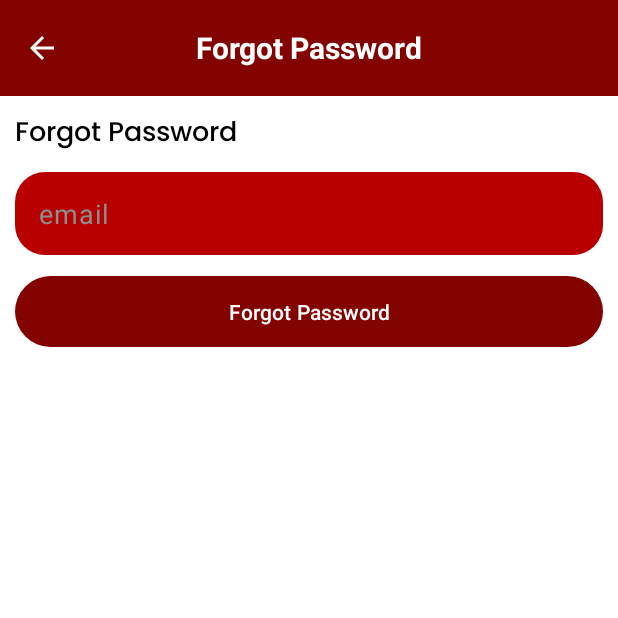
After one commit to PeleboyKulot03/Order-Track-Pro, an Android app: the ForgotPasswordActivity screen opened directly, with no data from a screen before it, on a phone screen of 412 x 824 dp, the top half of it. The commit adds this screen. Run offline under Robolectric (Android 15) with nearby library versions, the phone set to English and light mode, and no system bars; our stand-ins replace Firebase (no records; nobody signed in at launch, a user with empty details on screens opened directly).

Commit message:
added forgot password

```diff
--- /dev/null
+++ b/app/src/main/java/com/example/ordertrackpro/ui/controller/IForgotPassword.java
@@ -0,0 +1,6 @@
+package com.example.ordertrackpro.ui.controller;
+
+public interface IForgotPassword {
+    void hasUser(boolean verdict);
+    void isSend(boolean verdict, String errorMessage);
+}
--- /dev/null
+++ b/app/src/main/java/com/example/ordertrackpro/ui/view/ForgotPasswordActivity.java
@@ -0,0 +1,113 @@
+package com.example.ordertrackpro.ui.view;
+
+import android.os.Bundle;
+import android.os.Handler;
+import android.view.View;
+import android.view.animation.Animation;
+import android.view.animation.AnimationUtils;
+import android.view.inputmethod.InputMethodManager;
+import android.widget.Button;
+import android.widget.EditText;
+import android.widget.ImageView;
+import android.widget.ProgressBar;
+
+import androidx.appcompat.app.AlertDialog;
+import androidx.appcompat.app.AppCompatActivity;
+import androidx.appcompat.content.res.AppCompatResources;
+import androidx.appcompat.widget.Toolbar;
+import com.example.ordertrackpro.R;
+import com.example.ordertrackpro.ui.controller.IForgotPassword;
+
+import java.util.regex.Pattern;
+
+public class ForgotPasswordActivity extends AppCompatActivity implements IForgotPassword {
+    private static final Pattern VALID_EMAIL_ADDRESS_REGEX =
+            Pattern.compile("^[A-Z0-9._%+-]+@[A-Z0-9.-]+\\.[A-Z]{2,6}$", Pattern.CASE_INSENSITIVE);    private int counterNumber = 30;
+    private Button forgotPassword;
+    private EditText emailET;
+    private ForgotPasswordModel model;
+    private ProgressBar progressBar;
+    @Override
+    protected void onCreate(Bundle savedInstanceState) {
+        super.onCreate(savedInstanceState);
+        setContentView(R.layout.activity_forgot_password);
+        model = new ForgotPasswordModel(this);
+        forgotPassword = findViewById(R.id.forgotPassword);
+        emailET = findViewById(R.id.emailET);
+        progressBar = findViewById(R.id.progressBar);
+        Toolbar toolbar = findViewById(R.id.toolbar);
+        toolbar.setNavigationOnClickListener(v -> finish());
+        forgotPassword.setOnClickListener(view -> {
+            if (isCorrect()) {
+                progressBar.setVisibility(View.VISIBLE);
+                model.hasUser(emailET.getText().toString());
+            }
+        });
+    }
+
+    private void startCounter(){
+        Handler handler = new Handler();
+        handler.post(new Runnable() {
+            @Override
+            public void run() {
+                if (counterNumber == 0){
+                    forgotPassword.setBackgroundTintList(AppCompatResources.getColorStateList(getApplicationContext(), R.color.primary));
+                    forgotPassword.setEnabled(true);
+                    forgotPassword.setText(getString(R.string.forgot_password_prompt));
+                    counterNumber = 30;
+                    handler.removeCallbacks(this);
+                    return;
+                }
+                counterNumber--;
+                forgotPassword.setText(String.valueOf(counterNumber));
+                forgotPassword.setTextColor(getColor(R.color.white));
+                handler.removeCallbacks(this);
+                handler.postDelayed(this, 1000);
+            }
+        });
+    }
+
+    private boolean isCorrect() {
+        if (emailET.getText().toString().isEmpty()){
+            emailET.setError("Please add your email address first");
+            emailET.requestFocus();
+            return false;
+        }
+        if (!VALID_EMAIL_ADDRESS_REGEX.matcher(emailET.getText().toString()).matches()){
+            emailET.requestFocus();
+            emailET.setError("Please enter valid email address");
+            return false;
+        }
+        hideSoftKeyboard(emailET);
+        return true;
+    }
+    public void hideSoftKeyboard(View view){
+        InputMethodManager imm =(InputMethodManager) getSystemService(INPUT_METHOD_SERVICE);
+        imm.hideSoftInputFromWindow(view.getWindowToken(), 0);
+    }
+
+    @Override
+    public void hasUser(boolean verdict) {
+        progressBar.setVisibility(View.GONE);
+        if (verdict) {
+            model.sendEmail(emailET.getText().toString());
+            forgotPassword.setBackgroundTintList(AppCompatResources.getColorStateList(getApplicationContext(), R.color.black));
+            forgotPassword.setEnabled(false);
+            startCounter();
+            return;
+        }
+
+        AlertDialog.Builder builder = new AlertDialog.Builder(ForgotPasswordActivity.this);
+        builder.setTitle("Forgot password warning")
+                .setMessage("Sorry but there is no " + emailET.getText().toString() + " in our record, please double check if the provided email is correct.")
+                .setPositiveButton("Try again", (dialogInterface, i) -> dialogInterface.dismiss())
+                .create();
+
+        builder.show();
+    }
+
+    @Override
+    public void isSend(boolean verdict, String errorMessage) {
+
+    }
+}
--- /dev/null
+++ b/app/src/main/java/com/example/ordertrackpro/ui/view/ForgotPasswordModel.java
@@ -0,0 +1,57 @@
+package com.example.ordertrackpro.ui.view;
+
+import androidx.annotation.NonNull;
+
+import com.example.ordertrackpro.ui.controller.IForgotPassword;
+import com.google.firebase.auth.FirebaseAuth;
+import com.google.firebase.database.DataSnapshot;
+import com.google.firebase.database.DatabaseError;
+import com.google.firebase.database.DatabaseReference;
+import com.google.firebase.database.FirebaseDatabase;
+import com.google.firebase.database.ValueEventListener;
+
+public class ForgotPasswordModel {
+    private final DatabaseReference reference;
+    private final FirebaseAuth auth;
+    private IForgotPassword iForgotPassword;
+    public ForgotPasswordModel(IForgotPassword iForgotPassword) {
+        reference = FirebaseDatabase.getInstance().getReference("Employees");
+        auth = FirebaseAuth.getInstance();
+        this.iForgotPassword = iForgotPassword;
+    }
+
+    public void forgotPassword(String email) {
+        auth.sendPasswordResetEmail(email)
+                .addOnSuccessListener(unused -> iForgotPassword.isSend(true, ""))
+                .addOnFailureListener(e -> iForgotPassword.isSend(false, e.getLocalizedMessage()));
+    }
+    public void hasUser(String email) {
+        reference.addListenerForSingleValueEvent(new ValueEventListener() {
+            @Override
+            public void onDataChange(@NonNull DataSnapshot snapshot) {
+                for (DataSnapshot user: snapshot.getChildren()) {
+                    String usersEmail = user.child("email").getValue(String.class);
+                    if (usersEmail != null){
+                        if (usersEmail.equals(email)) {
+                            iForgotPassword.hasUser(true);
+                            return;
+                        }
+                    }
+                }
+                iForgotPassword.hasUser(false);
+            }
+
+            @Override
+            public void onCancelled(@NonNull DatabaseError error) {
+
+            }
+        });
+    }
+
+    public void sendEmail(String email) {
+        auth.sendPasswordResetEmail(email)
+                .addOnSuccessListener(unused -> iForgotPassword.isSend(true, ""))
+                .addOnFailureListener(e -> iForgotPassword.isSend(false, e.getLocalizedMessage()));
+
+    }
+}
--- a/app/src/main/java/com/example/ordertrackpro/ui/view/LoginActivity.java
+++ b/app/src/main/java/com/example/ordertrackpro/ui/view/LoginActivity.java
@@ -40,7 +40,7 @@ public class LoginActivity extends AppCompatActivity implements ILoginPage {
             v.setPadding(systemBars.left, systemBars.top, systemBars.right, systemBars.bottom);
             return insets;
         });
-
+        TextView forgotPassword = findViewById(R.id.forgotPassword);
         progressBar = findViewById(R.id.progressBar);
         usernameET = findViewById(R.id.usernameET);
         passwordET = findViewById(R.id.passwordET);
@@ -52,6 +52,7 @@ public class LoginActivity extends AppCompatActivity implements ILoginPage {
             String password = passwordET.getText().toString();
             model.signIn(username, password);
         });
+        forgotPassword.setOnClickListener(v -> startActivity(new Intent(getApplicationContext(), ForgotPasswordActivity.class)));
     }
 
     @Override
--- /dev/null
+++ b/app/src/main/res/drawable/arrow_back_fill0_wght400_grad0_opsz24.xml
@@ -0,0 +1,9 @@
+<vector xmlns:android="http://schemas.android.com/apk/res/android"
+    android:width="24dp"
+    android:height="24dp"
+    android:viewportWidth="960"
+    android:viewportHeight="960">
+  <path
+      android:fillColor="#FFFFFF"
+      android:pathData="m313,520 l224,224 -57,56 -320,-320 320,-320 57,56 -224,224h487v80L313,520Z"/>
+</vector>
--- /dev/null
+++ b/app/src/main/res/layout/activity_forgot_password.xml
@@ -0,0 +1,97 @@
+<?xml version="1.0" encoding="utf-8"?>
+<RelativeLayout xmlns:android="http://schemas.android.com/apk/res/android"
+    xmlns:app="http://schemas.android.com/apk/res-auto"
+    xmlns:tools="http://schemas.android.com/tools"
+    android:layout_width="match_parent"
+    android:layout_height="match_parent"
+    tools:context=".ui.view.ForgotPasswordActivity"
+    android:background="@color/white">
+
+    <androidx.appcompat.widget.Toolbar
+        android:id="@+id/toolbar"
+        android:layout_width="match_parent"
+        android:layout_height="wrap_content"
+        android:background="@color/primary"
+        android:fitsSystemWindows="true"
+        android:minHeight="?attr/actionBarSize"
+        android:visibility="visible"
+        app:navigationIcon="@drawable/arrow_back_fill0_wght400_grad0_opsz24"
+        app:theme="@style/ThemeOverlay.AppCompat.Dark.ActionBar">
+
+        <TextView
+            android:id="@+id/toolbar_title"
+            android:layout_width="wrap_content"
+            android:layout_height="wrap_content"
+            android:layout_gravity="center"
+            android:text="@string/forgot_password_prompt"
+            android:textColor="@color/white"
+            android:textSize="20sp"
+            android:textStyle="bold" />
+
+    </androidx.appcompat.widget.Toolbar>
+
+
+    <LinearLayout
+        android:layout_width="match_parent"
+        android:layout_height="wrap_content"
+        android:orientation="vertical"
+        android:layout_below="@+id/toolbar"
+        android:layout_alignParentStart="true"
+        android:layout_alignParentEnd="true"
+        android:padding="10dp">
+
+        <TextView
+            android:layout_width="wrap_content"
+            android:layout_height="wrap_content"
+            android:text="@string/forgot_password_prompt"
+            android:textSize="18sp"
+            android:textColor="@color/black"
+            android:fontFamily="@font/poppins_medium"
+            />
+        <Space
+            android:layout_width="wrap_content"
+            android:layout_height="10dp"/>
+
+        <com.google.android.material.textfield.TextInputLayout
+            android:layout_width="match_parent"
+            android:layout_height="wrap_content"
+            app:hintEnabled="false">
+            <EditText
+                android:hint="@string/email"
+                android:id="@+id/emailET"
+                android:autofillHints="username"
+                android:layout_width="match_parent"
+                android:background="@drawable/round_edit_text"
+                android:layout_height="55dp"
+                android:singleLine="true"
+                android:padding="10dp"
+                android:textColor="@color/white"
+                android:textColorHint="@color/gray"
+                android:inputType="textEmailAddress"
+                android:textSize="18sp"/>
+
+        </com.google.android.material.textfield.TextInputLayout>
+
+        <Space
+            android:layout_width="wrap_content"
+            android:layout_height="10dp"/>
+
+        <Button
+            app:backgroundTint="@color/primary"
+            android:layout_width="match_parent"
+            android:layout_height="55dp"
+            android:text="@string/forgot_password_prompt"
+            android:textColor="@color/white"
+            android:id="@+id/forgotPassword"
+            />
+
+    </LinearLayout>
+
+    <ProgressBar
+        android:layout_width="wrap_content"
+        android:layout_height="wrap_content"
+        android:id="@+id/progressBar"
+        android:visibility="gone"
+        android:layout_centerInParent="true"
+        />
+</RelativeLayout>
--- a/app/src/main/res/values/strings.xml
+++ b/app/src/main/res/values/strings.xml
@@ -71,6 +71,8 @@
     <string name="money">Amount Money</string>
     <string name="get_uid">get uid</string>
     <string name="total_template">Total</string>
+    <string name="forgot_password_prompt">Forgot Password</string>
+    <string name="email">email</string>
 
 
     <string-array name="categories">
```
Also changed, not shown: app/src/main/AndroidManifest.xml (+4 -7 lines), app/src/main/res/layout/activity_login.xml (+1 -27 lines), 4 other files.
